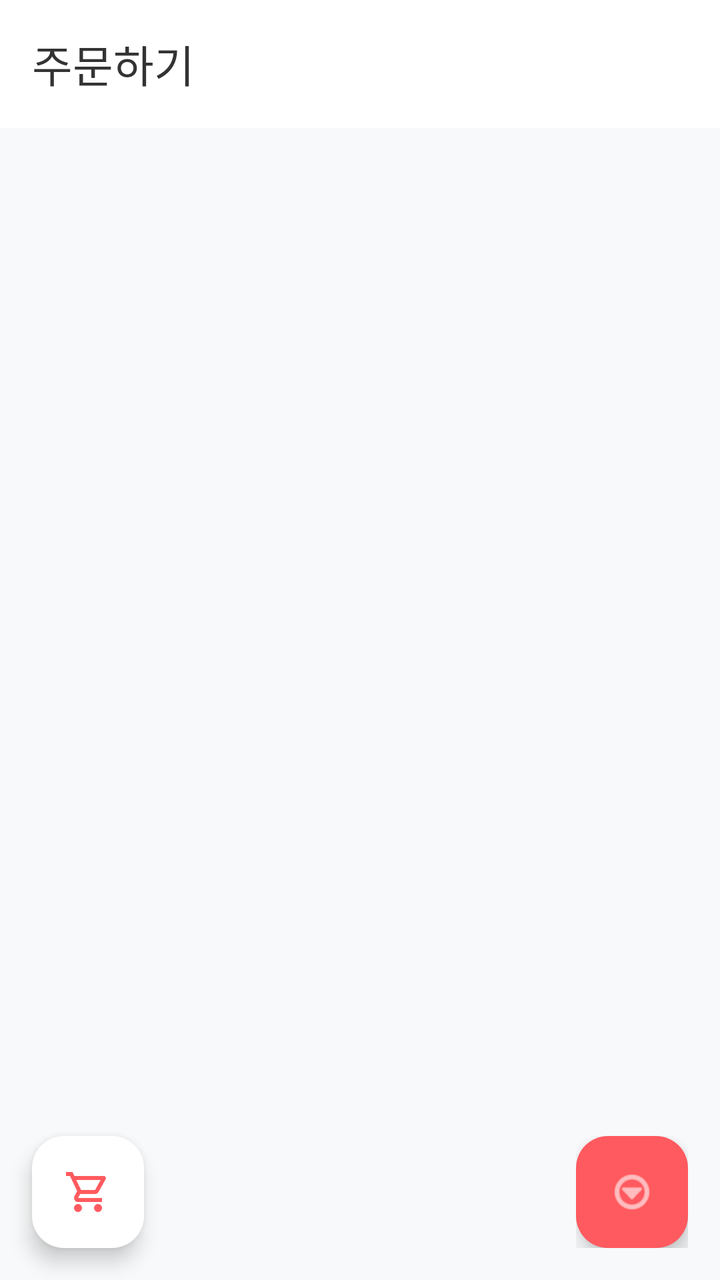
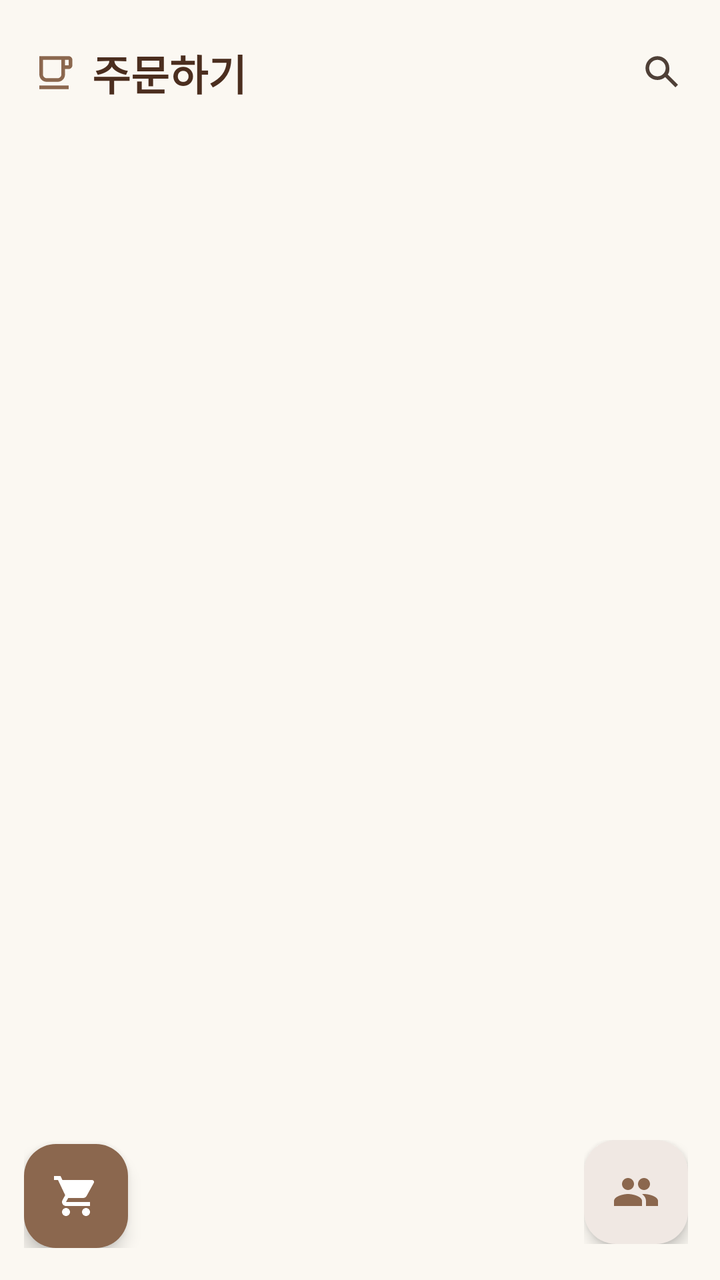

Compare the two renders of this Android layout. The source of the first and the diff that turns it into the second are given below.
<!-- AndroidManifest.xml: application theme Theme.Payclient -->
<!-- res/layout/fragment_order.xml -->
<?xml version="1.0" encoding="utf-8"?>
<androidx.coordinatorlayout.widget.CoordinatorLayout
    xmlns:android="http://schemas.android.com/apk/res/android"
    xmlns:app="http://schemas.android.com/apk/res-auto"
    android:layout_width="match_parent"
    android:layout_height="match_parent"
    android:background="#F8F9FA">

    <com.google.android.material.appbar.AppBarLayout
        android:layout_width="match_parent"
        android:layout_height="wrap_content">

        <androidx.appcompat.widget.Toolbar
            android:id="@+id/toolbar_order"
            android:layout_width="match_parent"
            android:layout_height="?attr/actionBarSize"
            android:background="#FFFFFF"
            app:title="주문하기"
            app:titleTextColor="#333333" />
    </com.google.android.material.appbar.AppBarLayout>

    <androidx.recyclerview.widget.RecyclerView
        android:id="@+id/rv_menu_list"
        android:layout_width="match_parent"
        android:layout_height="match_parent"
        android:paddingTop="8dp"
        android:clipToPadding="false"
        app:layout_behavior="@string/appbar_scrolling_view_behavior" />


    <com.google.android.material.floatingactionbutton.FloatingActionButton
        android:id="@+id/fab_personal_cart"
        android:layout_width="wrap_content"
        android:layout_height="wrap_content"
        android:layout_marginStart="16dp"
        android:layout_marginBottom="16dp"
        android:src="@drawable/outline_shopping_cart_24"
        android:layout_gravity="bottom|start"
        app:backgroundTint="#FFFFFF"
        app:tint="#FF5A5F"/>

    <LinearLayout
        android:layout_width="wrap_content"
        android:layout_height="wrap_content"
        android:orientation="vertical"
        android:gravity="end"
        android:layout_gravity="bottom|end"
        android:layout_marginEnd="16dp"
        android:layout_marginBottom="16dp"
        android:clipChildren="false"
        android:clipToPadding="false">

        <com.google.android.material.floatingactionbutton.ExtendedFloatingActionButton
            android:id="@+id/fab_create_group"
            android:layout_width="wrap_content"
            android:layout_height="wrap_content"
            android:layout_marginBottom="16dp"
            android:text="방 생성"
            android:visibility="gone" />

        <com.google.android.material.floatingactionbutton.ExtendedFloatingActionButton
            android:id="@+id/fab_join_group"
            android:layout_width="wrap_content"
            android:layout_height="wrap_content"
            android:layout_marginBottom="16dp"
            android:text="방 입장"
            android:visibility="gone" />

        <com.google.android.material.floatingactionbutton.FloatingActionButton
            android:id="@+id/fab_group_menu"
            android:layout_width="wrap_content"
            android:layout_height="wrap_content"
            android:src="@android:drawable/ic_menu_more"
            app:backgroundTint="#FF5A5F"
            app:tint="#FFFFFF"/>
    </LinearLayout>

</androidx.coordinatorlayout.widget.CoordinatorLayout>
<!-- resources referenced by this layout -->
<resources>
  <!-- drawable outline_shopping_cart_24 (drawable) -->
  <vector xmlns:android="http://schemas.android.com/apk/res/android" android:height="24dp" android:tint="#FFB269" android:viewportHeight="960" android:viewportWidth="960" android:width="24dp">
        
      <path android:fillColor="@android:color/white" android:pathData="M223.5,856.5Q200,833 200,800Q200,767 223.5,743.5Q247,720 280,720Q313,720 336.5,743.5Q360,767 360,800Q360,833 336.5,856.5Q313,880 280,880Q247,880 223.5,856.5ZM623.5,856.5Q600,833 600,800Q600,767 623.5,743.5Q647,720 680,720Q713,720 736.5,743.5Q760,767 760,800Q760,833 736.5,856.5Q713,880 680,880Q647,880 623.5,856.5ZM246,240L342,440L622,440Q622,440 622,440Q622,440 622,440L732,240Q732,240 732,240Q732,240 732,240L246,240ZM208,160L798,160Q821,160 833,180.5Q845,201 834,222L692,478Q681,498 662.5,509Q644,520 622,520L324,520L280,600Q280,600 280,600Q280,600 280,600L760,600L760,680L280,680Q235,680 212,640.5Q189,601 210,562L264,464L120,160L40,160L40,80L170,80L208,160ZM342,440L342,440L622,440Q622,440 622,440Q622,440 622,440L622,440L342,440Z"/>
      
  </vector>
  <!-- unchanged entries left out for length: 4 -->
</resources>

<!-- the commit's change to res/layout/fragment_order.xml (unified diff, before → after) -->
@@ -1,78 +1,160 @@
 <?xml version="1.0" encoding="utf-8"?>
-<androidx.coordinatorlayout.widget.CoordinatorLayout
+<androidx.constraintlayout.widget.ConstraintLayout
     xmlns:android="http://schemas.android.com/apk/res/android"
     xmlns:app="http://schemas.android.com/apk/res-auto"
     android:layout_width="match_parent"
     android:layout_height="match_parent"
-    android:background="#F8F9FA">
+    android:background="@color/home_background">
 
-    <com.google.android.material.appbar.AppBarLayout
-        android:layout_width="match_parent"
-        android:layout_height="wrap_content">
+    <androidx.constraintlayout.widget.ConstraintLayout
+        android:id="@+id/layout_order_header"
+        android:layout_width="0dp"
+        android:layout_height="72dp"
+        android:paddingStart="16dp"
+        android:paddingEnd="16dp"
+        app:layout_constraintEnd_toEndOf="parent"
+        app:layout_constraintStart_toStartOf="parent"
+        app:layout_constraintTop_toTopOf="parent">
 
-        <androidx.appcompat.widget.Toolbar
-            android:id="@+id/toolbar_order"
-            android:layout_width="match_parent"
-            android:layout_height="?attr/actionBarSize"
-            android:background="#FFFFFF"
-            app:title="주문하기"
-            app:titleTextColor="#333333" />
-    </com.google.android.material.appbar.AppBarLayout>
+        <ImageView
+            android:id="@+id/iv_order_title_icon"
+            android:layout_width="22dp"
+            android:layout_height="22dp"
+            android:contentDescription="@null"
+            android:src="@drawable/ic_cup_line"
+            app:tint="@color/coffee_brown"
+            app:layout_constraintBottom_toBottomOf="@id/tv_order_title"
+            app:layout_constraintStart_toStartOf="parent"
+            app:layout_constraintTop_toTopOf="@id/tv_order_title" />
+
+        <TextView
+            android:id="@+id/tv_order_title"
+            android:layout_width="0dp"
+            android:layout_height="wrap_content"
+            android:layout_marginStart="8dp"
+            android:layout_marginEnd="16dp"
+            android:text="주문하기"
+            android:textColor="@color/coffee_brown_dark"
+            android:textSize="21sp"
+            android:textStyle="bold"
+            app:layout_constraintBottom_toBottomOf="parent"
+            app:layout_constraintEnd_toStartOf="@id/iv_order_search"
+            app:layout_constraintStart_toEndOf="@id/iv_order_title_icon"
+            app:layout_constraintTop_toTopOf="parent" />
+
+        <ImageView
+            android:id="@+id/iv_order_search"
+            android:layout_width="26dp"
+            android:layout_height="26dp"
+            android:contentDescription="검색"
+            android:padding="2dp"
+            android:src="@drawable/ic_search"
+            app:tint="@color/nav_unselected"
+            app:layout_constraintBottom_toBottomOf="@id/tv_order_title"
+            app:layout_constraintEnd_toEndOf="parent"
+            app:layout_constraintTop_toTopOf="@id/tv_order_title" />
+    </androidx.constraintlayout.widget.ConstraintLayout>
 
     <androidx.recyclerview.widget.RecyclerView
         android:id="@+id/rv_menu_list"
-        android:layout_width="match_parent"
-        android:layout_height="match_parent"
-        android:paddingTop="8dp"
+        android:layout_width="0dp"
+        android:layout_height="0dp"
         android:clipToPadding="false"
-        app:layout_behavior="@string/appbar_scrolling_view_behavior" />
+        android:overScrollMode="never"
+        android:paddingStart="8dp"
+        android:paddingTop="4dp"
+        android:paddingEnd="8dp"
+        android:paddingBottom="120dp"
+        app:layout_constraintBottom_toBottomOf="parent"
+        app:layout_constraintEnd_toEndOf="parent"
+        app:layout_constraintStart_toStartOf="parent"
+        app:layout_constraintTop_toBottomOf="@id/layout_order_header" />
 
+    <FrameLayout
+        android:id="@+id/cart_fab_container"
+        android:layout_width="64dp"
+        android:layout_height="64dp"
+        android:layout_marginStart="12dp"
+        android:layout_marginBottom="16dp"
+        app:layout_constraintBottom_toBottomOf="parent"
+        app:layout_constraintStart_toStartOf="parent">
 
-    <com.google.android.material.floatingactionbutton.FloatingActionButton
-        android:id="@+id/fab_personal_cart"
+        <com.google.android.material.floatingactionbutton.FloatingActionButton
+            android:id="@+id/fab_personal_cart"
+            android:layout_width="52dp"
+            android:layout_height="52dp"
+            android:layout_gravity="bottom|start"
+            android:contentDescription="장바구니"
+            android:src="@drawable/ic_cart_outline"
+            app:backgroundTint="@color/coffee_brown"
+            app:elevation="5dp"
+            app:fabCustomSize="52dp"
+            app:tint="@color/white" />
+
+        <TextView
+            android:id="@+id/tv_cart_badge"
+            android:layout_width="18dp"
+            android:layout_height="18dp"
+            android:layout_gravity="top|end"
+            android:background="@drawable/bg_cart_badge"
+            android:gravity="center"
+            android:text="0"
+            android:textColor="@color/white"
+            android:textSize="10sp"
+            android:textStyle="bold"
+            android:visibility="gone" />
+    </FrameLayout>
+
+    <LinearLayout
+        android:id="@+id/layout_group_fabs"
         android:layout_width="wrap_content"
         android:layout_height="wrap_content"
-        android:layout_marginStart="16dp"
-        android:layout_marginBottom="16dp"
-        android:src="@drawable/outline_shopping_cart_24"
-        android:layout_gravity="bottom|start"
-        app:backgroundTint="#FFFFFF"
-        app:tint="#FF5A5F"/>
-
-    <LinearLayout
-        android:layout_width="wrap_content"
-        android:layout_height="wrap_content"
+        android:layout_marginEnd="16dp"
+        android:layout_marginBottom="18dp"
+        android:clipChildren="false"
+        android:clipToPadding="false"
+        android:gravity="end"
         android:orientation="vertical"
-        android:gravity="end"
-        android:layout_gravity="bottom|end"
-        android:layout_marginEnd="16dp"
-        android:layout_marginBottom="16dp"
-        android:clipChildren="false"
-        android:clipToPadding="false">
+        app:layout_constraintBottom_toBottomOf="parent"
+        app:layout_constraintEnd_toEndOf="parent">
 
         <com.google.android.material.floatingactionbutton.ExtendedFloatingActionButton
             android:id="@+id/fab_create_group"
             android:layout_width="wrap_content"
-            android:layout_height="wrap_content"
-            android:layout_marginBottom="16dp"
-            android:text="방 생성"
-            android:visibility="gone" />
+            android:layout_height="44dp"
+            android:layout_marginBottom="10dp"
+            android:text="방 만들기"
+            android:textColor="@color/white"
+            android:textSize="13sp"
+            android:textStyle="bold"
+            android:visibility="gone"
+            app:backgroundTint="@color/coffee_brown"
+            app:icon="@drawable/ic_group_add"
+            app:iconTint="@color/white" />
 
         <com.google.android.material.floatingactionbutton.ExtendedFloatingActionButton
             android:id="@+id/fab_join_group"
             android:layout_width="wrap_content"
-            android:layout_height="wrap_content"
-            android:layout_marginBottom="16dp"
+            android:layout_height="44dp"
+            android:layout_marginBottom="12dp"
             android:text="방 입장"
-            android:visibility="gone" />
+            android:textColor="@color/coffee_brown_dark"
+            android:textSize="13sp"
+            android:textStyle="bold"
+            android:visibility="gone"
+            app:backgroundTint="@color/nav_selected_bg"
+            app:icon="@drawable/ic_group_enter"
+            app:iconTint="@color/coffee_brown" />
 
         <com.google.android.material.floatingactionbutton.FloatingActionButton
             android:id="@+id/fab_group_menu"
-            android:layout_width="wrap_content"
-            android:layout_height="wrap_content"
-            android:src="@android:drawable/ic_menu_more"
-            app:backgroundTint="#FF5A5F"
-            app:tint="#FFFFFF"/>
+            android:layout_width="52dp"
+            android:layout_height="52dp"
+            android:contentDescription="같이 주문"
+            android:src="@drawable/ic_group_order"
+            app:backgroundTint="@color/nav_selected_bg"
+            app:elevation="4dp"
+            app:fabCustomSize="52dp"
+            app:tint="@color/coffee_brown" />
     </LinearLayout>
-
-</androidx.coordinatorlayout.widget.CoordinatorLayout>
+</androidx.constraintlayout.widget.ConstraintLayout>
<!-- resource entries referenced after the edit -->
@@ -1,10 +1,79 @@
 <!-- resources referenced by this layout -->
 <resources>
-  <!-- drawable outline_shopping_cart_24 (drawable) -->
-  <vector xmlns:android="http://schemas.android.com/apk/res/android" android:height="24dp" android:tint="#FFB269" android:viewportHeight="960" android:viewportWidth="960" android:width="24dp">
-        
-      <path android:fillColor="@android:color/white" android:pathData="M223.5,856.5Q200,833 200,800Q200,767 223.5,743.5Q247,720 280,720Q313,720 336.5,743.5Q360,767 360,800Q360,833 336.5,856.5Q313,880 280,880Q247,880 223.5,856.5ZM623.5,856.5Q600,833 600,800Q600,767 623.5,743.5Q647,720 680,720Q713,720 736.5,743.5Q760,767 760,800Q760,833 736.5,856.5Q713,880 680,880Q647,880 623.5,856.5ZM246,240L342,440L622,440Q622,440 622,440Q622,440 622,440L732,240Q732,240 732,240Q732,240 732,240L246,240ZM208,160L798,160Q821,160 833,180.5Q845,201 834,222L692,478Q681,498 662.5,509Q644,520 622,520L324,520L280,600Q280,600 280,600Q280,600 280,600L760,600L760,680L280,680Q235,680 212,640.5Q189,601 210,562L264,464L120,160L40,160L40,80L170,80L208,160ZM342,440L342,440L622,440Q622,440 622,440Q622,440 622,440L622,440L342,440Z"/>
-      
+  <color name="coffee_brown">#8B674E</color>
+  <color name="coffee_brown_dark">#4B2E1F</color>
+  <color name="home_background">#FBF8F2</color>
+  <color name="nav_selected_bg">#F0E8E3</color>
+  <color name="nav_unselected">#4F4037</color>
+  <color name="white">#FFFFFFFF</color>
+  <!-- drawable bg_cart_badge (drawable) -->
+  <?xml version="1.0" encoding="utf-8"?>
+  <shape xmlns:android="http://schemas.android.com/apk/res/android"
+      android:shape="oval">
+      <solid android:color="#D7232A" />
+      <stroke
+          android:width="1dp"
+          android:color="@color/white" />
+  </shape>
+  <!-- drawable ic_cart_outline (drawable) -->
+  <vector xmlns:android="http://schemas.android.com/apk/res/android"
+      android:width="24dp"
+      android:height="24dp"
+      android:viewportWidth="24"
+      android:viewportHeight="24">
+      <path
+          android:fillColor="#FF000000"
+          android:pathData="M7,18C5.9,18 5.01,18.9 5.01,20S5.9,22 7,22 9,21.1 9,20 8.1,18 7,18ZM1,2V4H3L6.6,11.59 5.25,14.04C4.52,15.37 5.48,17 7,17H19V15H7L8.1,13H15.55C16.3,13 16.96,12.59 17.3,11.97L20.88,5.48C21.25,4.82 20.77,4 20,4H5.21L4.27,2H1ZM17,18C15.9,18 15.01,18.9 15.01,20S15.9,22 17,22 19,21.1 19,20 18.1,18 17,18Z" />
+  </vector>
+  <!-- drawable ic_cup_line (drawable) -->
+  <vector xmlns:android="http://schemas.android.com/apk/res/android"
+      android:width="24dp"
+      android:height="24dp"
+      android:viewportWidth="24"
+      android:viewportHeight="24">
+      <path
+          android:fillColor="#FF000000"
+          android:pathData="M20,3H4v10c0,2.21 1.79,4 4,4h6c2.21,0 4,-1.79 4,-4v-3h2c1.11,0 2,-0.9 2,-2V5c0,-1.11 -0.89,-2 -2,-2zM16,13c0,1.1 -0.9,2 -2,2H8c-1.1,0 -2,-0.9 -2,-2V5h10v8zM20,8h-2V5h2v3zM4,19h16v2H4z" />
+  </vector>
+  <!-- drawable ic_group_add (drawable) -->
+  <vector xmlns:android="http://schemas.android.com/apk/res/android"
+      android:width="24dp"
+      android:height="24dp"
+      android:viewportWidth="24"
+      android:viewportHeight="24">
+      <path
+          android:fillColor="#FF000000"
+          android:pathData="M15,12C17.21,12 19,10.21 19,8S17.21,4 15,4 11,5.79 11,8 12.79,12 15,12ZM15,6C16.1,6 17,6.9 17,8S16.1,10 15,10 13,9.1 13,8 13.9,6 15,6ZM15,14C12.33,14 7,15.34 7,18V20H18V18H9C9.54,17.13 12.05,16 15,16 15.7,16 16.39,16.07 17,16.19V14.17C16.34,14.06 15.66,14 15,14ZM6,10V7H4V10H1V12H4V15H6V12H9V10H6ZM20,14V17H23V19H20V22H18V19H15V17H18V14H20Z" />
+  </vector>
+  <!-- drawable ic_group_enter (drawable) -->
+  <vector xmlns:android="http://schemas.android.com/apk/res/android"
+      android:width="24dp"
+      android:height="24dp"
+      android:viewportWidth="24"
+      android:viewportHeight="24">
+      <path
+          android:fillColor="#FF000000"
+          android:pathData="M10,17V14H3V10H10V7L15,12L10,17ZM12,3H20C21.1,3 22,3.9 22,5V19C22,20.1 21.1,21 20,21H12C10.9,21 10,20.1 10,19V18H12V19H20V5H12V6H10V5C10,3.9 10.9,3 12,3Z" />
+  </vector>
+  <!-- drawable ic_group_order (drawable) -->
+  <vector xmlns:android="http://schemas.android.com/apk/res/android"
+      android:width="24dp"
+      android:height="24dp"
+      android:viewportWidth="24"
+      android:viewportHeight="24">
+      <path
+          android:fillColor="#FF000000"
+          android:pathData="M16,11C17.66,11 19,9.66 19,8S17.66,5 16,5 13,6.34 13,8 14.34,11 16,11ZM8,11C9.66,11 11,9.66 11,8S9.66,5 8,5 5,6.34 5,8 6.34,11 8,11ZM8,13C5.67,13 1,14.17 1,16.5V19H15V16.5C15,14.17 10.33,13 8,13ZM16,13C15.71,13 15.38,13.02 15.03,13.05C16.19,13.89 17,15.02 17,16.5V19H23V16.5C23,14.17 18.33,13 16,13Z" />
+  </vector>
+  <!-- drawable ic_search (drawable) -->
+  <vector xmlns:android="http://schemas.android.com/apk/res/android"
+      android:width="24dp"
+      android:height="24dp"
+      android:viewportWidth="24"
+      android:viewportHeight="24">
+      <path
+          android:fillColor="#FF000000"
+          android:pathData="M9.5,3C5.91,3 3,5.91 3,9.5S5.91,16 9.5,16C11.11,16 12.59,15.41 13.73,14.43L19.29,20L20.7,18.59L15.14,13.03C16,11.91 16,10.76 16,9.5C16,5.91 13.09,3 9.5,3ZM9.5,5C11.99,5 14,7.01 14,9.5S11.99,14 9.5,14 5,11.99 5,9.5 7.01,5 9.5,5Z" />
   </vector>
   <!-- unchanged entries left out for length: 4 -->
 </resources>
